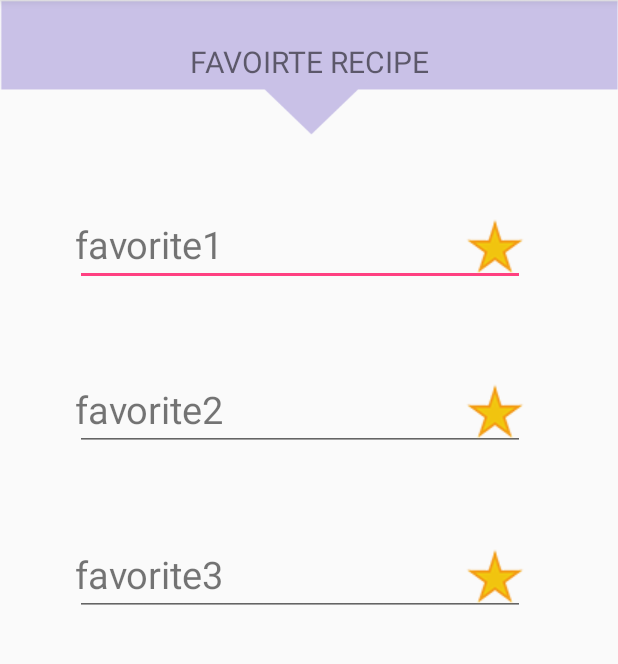
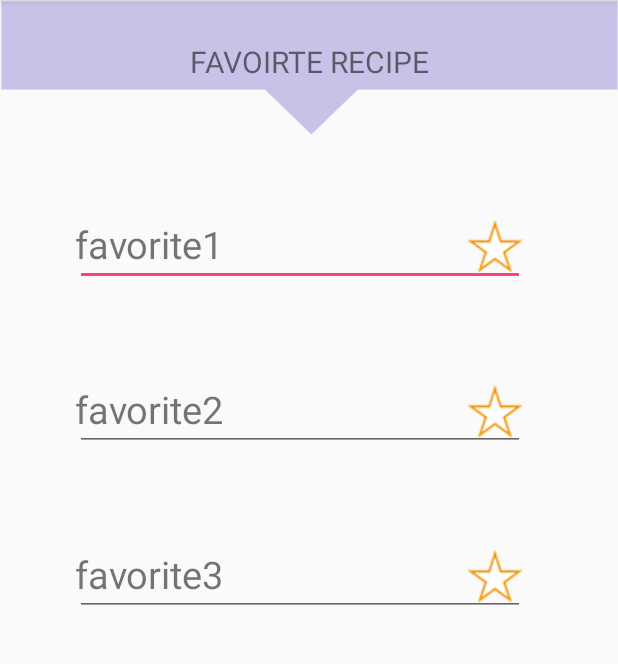
Before and after one commit to poiuytqwerty/2017OODTP_Refrigerator, an Android app: the fragment FavoriteRecipeFragment shown on its own in the app's theme, on a phone screen of 412 x 824 dp, the part 84-748 px from its top. Run offline under Robolectric (Android 15) with nearby library versions, the phone set to English and light mode, and no system bars.

Commit message:
OOD1212 Modified

```diff
--- a/app/src/main/res/layout/fragment_favorite_recipe.xml
+++ b/app/src/main/res/layout/fragment_favorite_recipe.xml
@@ -54,7 +54,7 @@ FAVOIRTE RECIPE"
             android:layout_height="40dp"
             android:layout_alignParentEnd="true"
             android:layout_alignParentRight="true"
-            android:background="@drawable/when_star_is_clicked"
+            android:background="@drawable/unclickedstar"
             android:gravity="right" />
     </RelativeLayout>
 
@@ -89,7 +89,7 @@ FAVOIRTE RECIPE"
             android:layout_height="40dp"
             android:layout_alignParentEnd="true"
             android:layout_alignParentRight="true"
-            android:background="@drawable/when_star_is_clicked"
+            android:background="@drawable/unclickedstar"
             android:gravity="right" />
     </RelativeLayout>
 
@@ -125,7 +125,7 @@ FAVOIRTE RECIPE"
             android:layout_height="40dp"
             android:layout_alignParentEnd="true"
             android:layout_alignParentRight="true"
-            android:background="@drawable/when_star_is_clicked"
+            android:background="@drawable/unclickedstar"
             android:gravity="right" />
     </RelativeLayout>
 </LinearLayout>
```
Also changed, not shown: app/src/main/java/com/example/jung/a2017termproject/MainActivity.java (+5 -10 lines).
